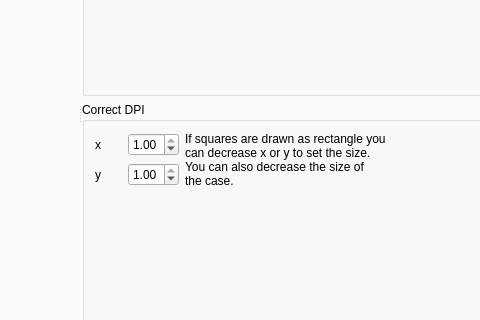
This is src/formconfig.ui in gillesmaire/myChessBase as Qt 5 draws it before an edit; both pictures show x 439 to 919 and y 335 to 655 of the 1161 by 895 pixel window. The edited form follows.
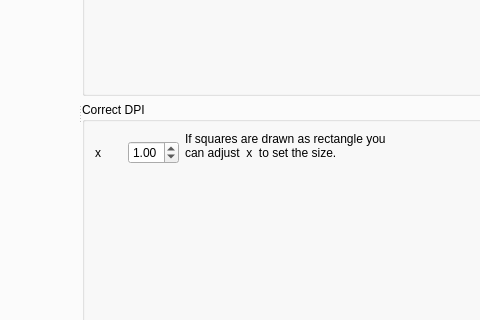
This is the edited form. Custom widgets are drawn as their Qt base class.

```diff
--- a/src/formconfig.ui
+++ b/src/formconfig.ui
@@ -220,34 +220,7 @@
                         <double>0.500000000000000</double>
                        </property>
                        <property name="maximum">
-                        <double>1.000000000000000</double>
-                       </property>
-                       <property name="singleStep">
-                        <double>0.050000000000000</double>
-                       </property>
-                       <property name="value">
-                        <double>1.000000000000000</double>
-                       </property>
-                      </widget>
-                     </item>
-                    </layout>
-                   </item>
-                   <item>
-                    <layout class="QHBoxLayout" name="horizontalLayout_4">
-                     <item>
-                      <widget class="QLabel" name="label_5">
-                       <property name="text">
-                        <string>y</string>
-                       </property>
-                      </widget>
-                     </item>
-                     <item>
-                      <widget class="QDoubleSpinBox" name="doubleSpinBoxYshift">
-                       <property name="minimum">
-                        <double>0.500000000000000</double>
-                       </property>
-                       <property name="maximum">
-                        <double>1.000000000000000</double>
+                        <double>1.500000000000000</double>
                        </property>
                        <property name="singleStep">
                         <double>0.050000000000000</double>
@@ -265,9 +238,8 @@
                   <widget class="QLabel" name="label_6">
                    <property name="text">
                     <string>If squares are drawn as rectangle you 
-can decrease x or y to set the size.
-You can also decrease the size of 
-the case. </string>
+can adjust  x  to set the size.
+</string>
                    </property>
                   </widget>
                  </item>
```
